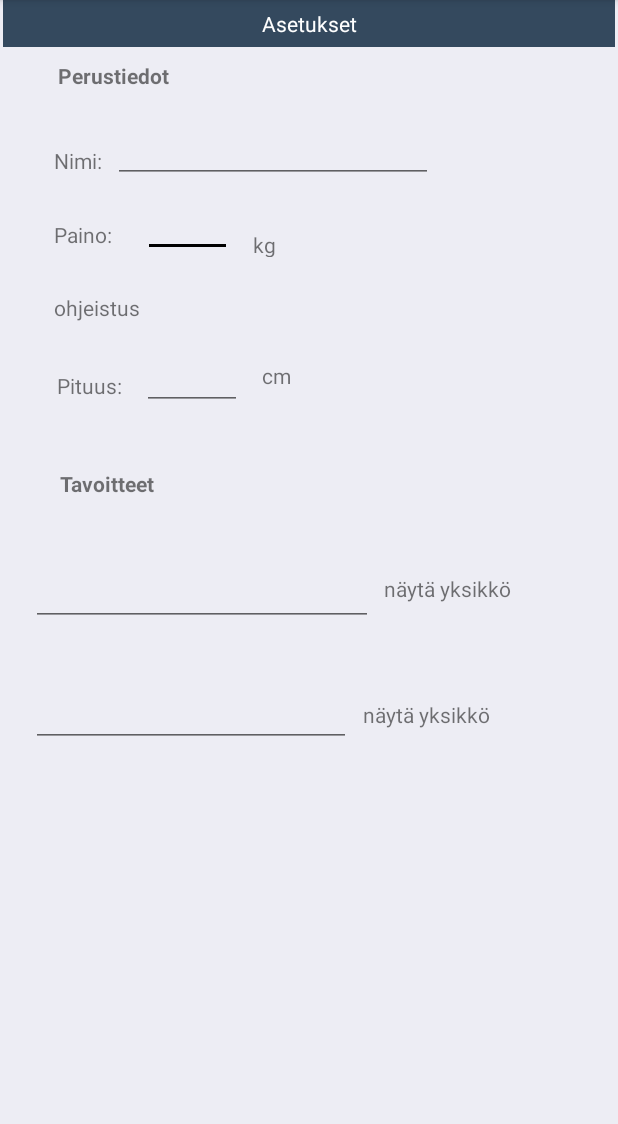
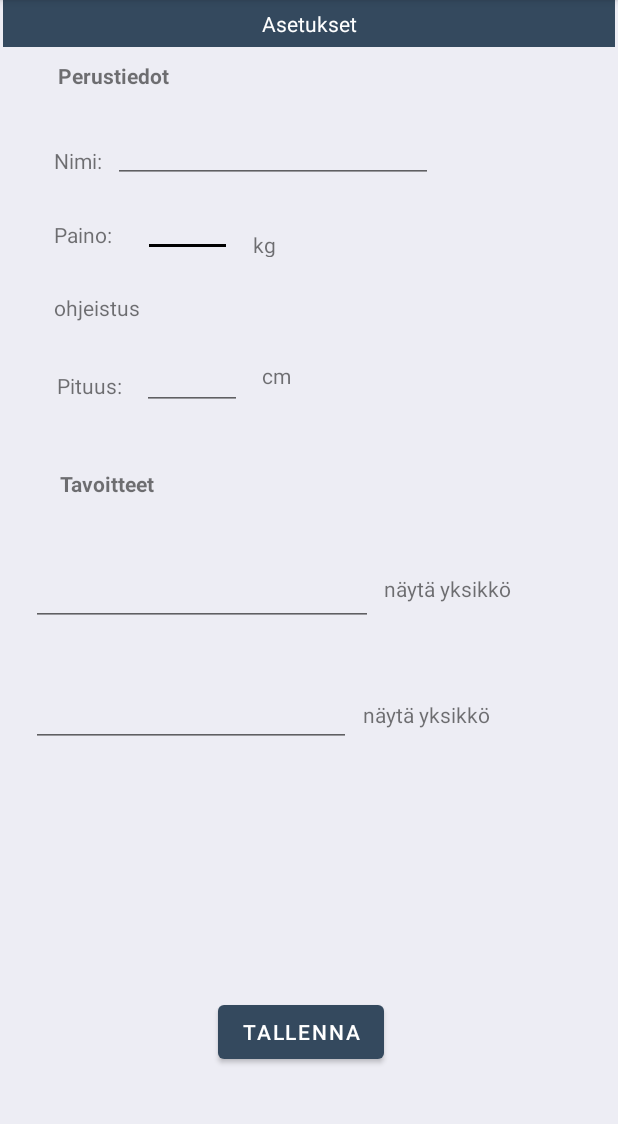
Before and after one commit to AOskari/TMS, an Android app: the Asetukset screen opened directly, with no data from a screen before it, on a phone screen of 412 x 824 dp, the part 84-1208 px from its top. Run offline under Robolectric (Android 15) with nearby library versions, the phone set to English and light mode, and no system bars.

Commit message:
Asetus-aktiviteetti tehty

```diff
--- a/app/src/main/res/layout/activity_asetukset.xml
+++ b/app/src/main/res/layout/activity_asetukset.xml
@@ -230,4 +230,15 @@
         android:text="@string/yksikko"
         app:layout_constraintBottom_toBottomOf="parent"
         app:layout_constraintEnd_toEndOf="parent" />
+
+    <Button
+        android:id="@+id/tallennus"
+        android:layout_width="wrap_content"
+        android:layout_height="wrap_content"
+        android:layout_marginBottom="56dp"
+        android:text="@string/tallennus"
+        app:layout_constraintBottom_toBottomOf="parent"
+        app:layout_constraintEnd_toEndOf="parent"
+        app:layout_constraintHorizontal_bias="0.483"
+        app:layout_constraintStart_toStartOf="parent" />
 </androidx.constraintlayout.widget.ConstraintLayout>
--- a/app/src/main/res/values/strings.xml
+++ b/app/src/main/res/values/strings.xml
@@ -22,4 +22,5 @@
         <item>Hiilihydraatti</item>
         <item>Proteiini</item>
     </string>
+    <string name="tallennus">Tallenna</string>
 </resources>
```
